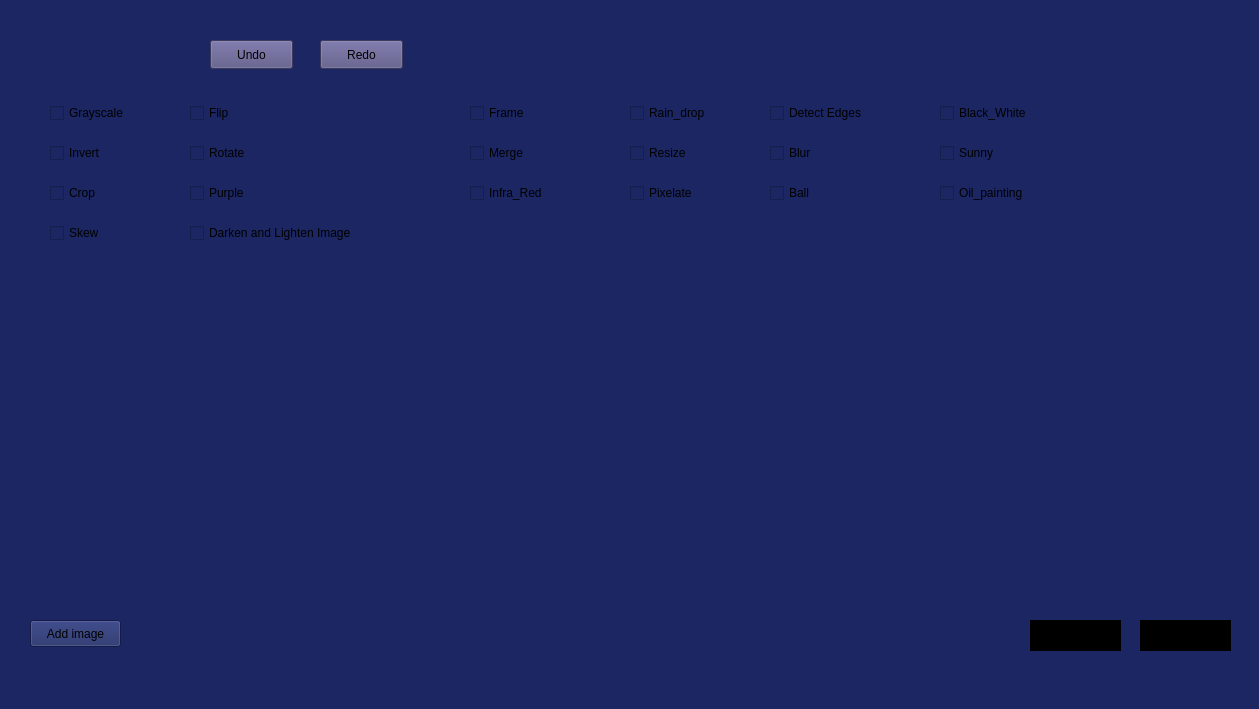
Above: demo_photoshop/demo_photoshop.ui from mohamedahmed2005/Demo_photoshop-GUI before the change. Below: the same form after it.
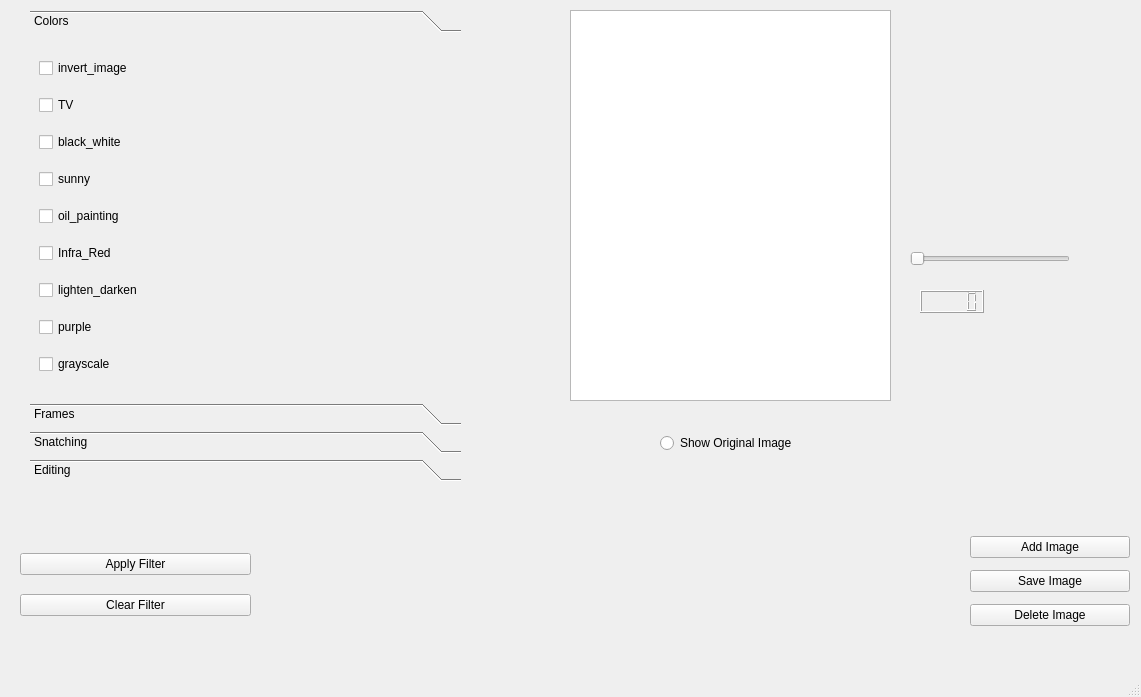
That is the form after the change.

What changed in the file:
```diff
--- a/demo_photoshop/demo_photoshop.ui
+++ b/demo_photoshop/demo_photoshop.ui
@@ -6,8 +6,8 @@
    <rect>
     <x>0</x>
     <y>0</y>
-    <width>1259</width>
-    <height>709</height>
+    <width>1141</width>
+    <height>697</height>
    </rect>
   </property>
   <property name="cursor">
@@ -16,9 +16,23 @@
   <property name="windowTitle">
    <string>demo_photoshop</string>
   </property>
+  <property name="statusTip">
+   <string>hi</string>
+  </property>
+  <property name="whatsThis">
+   <string>hii</string>
+  </property>
+  <property name="accessibleName">
+   <string>hii</string>
+  </property>
+  <property name="layoutDirection">
+   <enum>Qt::LayoutDirection::LeftToRight</enum>
+  </property>
+  <property name="autoFillBackground">
+   <bool>false</bool>
+  </property>
   <property name="styleSheet">
-   <string notr="true">background-color: rgb(27, 38, 98);
-</string>
+   <string notr="true"/>
   </property>
   <property name="toolButtonStyle">
    <enum>Qt::ToolButtonStyle::ToolButtonFollowStyle</enum>
@@ -27,61 +41,17 @@
    <bool>true</bool>
   </property>
   <property name="tabShape">
-   <enum>QTabWidget::TabShape::Triangular</enum>
+   <enum>QTabWidget::TabShape::Rounded</enum>
   </property>
   <widget class="QWidget" name="centralwidget">
-   <widget class="QToolButton" name="toolButton">
-    <property name="enabled">
-     <bool>true</bool>
-    </property>
-    <property name="geometry">
-     <rect>
-      <x>1140</x>
-      <y>620</y>
-      <width>91</width>
-      <height>31</height>
-     </rect>
-    </property>
-    <property name="autoFillBackground">
-     <bool>false</bool>
-    </property>
-    <property name="styleSheet">
-     <string notr="true">background-color: rgb(0, 0, 255);
-background-color: rgb(0, 0, 0);</string>
-    </property>
-    <property name="text">
-     <string>Apply</string>
-    </property>
-    <property name="checkable">
-     <bool>false</bool>
-    </property>
-    <property name="checked">
-     <bool>false</bool>
-    </property>
-    <property name="autoExclusive">
-     <bool>false</bool>
-    </property>
-    <property name="autoRepeatInterval">
-     <number>300</number>
-    </property>
-    <property name="popupMode">
-     <enum>QToolButton::ToolButtonPopupMode::DelayedPopup</enum>
-    </property>
-    <property name="toolButtonStyle">
-     <enum>Qt::ToolButtonStyle::ToolButtonFollowStyle</enum>
-    </property>
-    <property name="autoRaise">
-     <bool>true</bool>
-    </property>
-   </widget>
    <widget class="QToolButton" name="toolButton_2">
     <property name="enabled">
      <bool>true</bool>
     </property>
     <property name="geometry">
      <rect>
-      <x>1030</x>
-      <y>620</y>
+      <x>610</x>
+      <y>840</y>
       <width>91</width>
       <height>31</height>
      </rect>
@@ -94,7 +64,7 @@
 background-color: rgb(0, 0, 0);</string>
     </property>
     <property name="text">
-     <string>Cancel</string>
+     <string>Save Image</string>
     </property>
     <property name="checkable">
      <bool>false</bool>
@@ -118,311 +88,538 @@
      <bool>true</bool>
     </property>
    </widget>
-   <widget class="QPushButton" name="pushButton">
-    <property name="geometry">
-     <rect>
-      <x>210</x>
-      <y>40</y>
-      <width>83</width>
-      <height>29</height>
-     </rect>
+   <widget class="QToolButton" name="toolButton_5">
+    <property name="enabled">
+     <bool>true</bool>
     </property>
-    <property name="styleSheet">
-     <string notr="true">background-color: rgb(85, 170, 127);
-background-color: rgb(84, 80, 129);</string>
-    </property>
-    <property name="text">
-     <string>Undo</string>
-    </property>
-   </widget>
-   <widget class="QPushButton" name="pushButton_2">
     <property name="geometry">
      <rect>
-      <x>320</x>
-      <y>40</y>
-      <width>83</width>
-      <height>29</height>
+      <x>720</x>
+      <y>840</y>
+      <width>100</width>
+      <height>31</height>
      </rect>
     </property>
     <property name="styleSheet">
-     <string notr="true">background-color: rgb(84, 80, 129);</string>
+     <string notr="true">background-color: rgb(0, 0, 255);
+background-color: rgb(0, 0, 0);</string>
     </property>
     <property name="text">
-     <string>Redo</string>
+     <string>Delete Image</string>
     </property>
-   </widget>
-   <widget class="QCheckBox" name="checkBox">
-    <property name="geometry">
-     <rect>
-      <x>50</x>
-      <y>100</y>
-      <width>92</width>
-      <height>26</height>
-     </rect>
+    <property name="checkable">
+     <bool>false</bool>
     </property>
-    <property name="text">
-     <string>Grayscale</string>
+    <property name="checked">
+     <bool>false</bool>
     </property>
-   </widget>
-   <widget class="QCheckBox" name="checkBox_2">
-    <property name="geometry">
-     <rect>
-      <x>940</x>
-      <y>100</y>
-      <width>111</width>
-      <height>26</height>
-     </rect>
+    <property name="autoExclusive">
+     <bool>false</bool>
     </property>
-    <property name="text">
-     <string>Black_White</string>
+    <property name="autoRepeatInterval">
+     <number>300</number>
     </property>
-   </widget>
-   <widget class="QCheckBox" name="checkBox_3">
-    <property name="geometry">
-     <rect>
-      <x>50</x>
-      <y>140</y>
-      <width>93</width>
-      <height>26</height>
-     </rect>
+    <property name="popupMode">
+     <enum>QToolButton::ToolButtonPopupMode::DelayedPopup</enum>
     </property>
-    <property name="text">
-     <string>Invert</string>
+    <property name="toolButtonStyle">
+     <enum>Qt::ToolButtonStyle::ToolButtonFollowStyle</enum>
     </property>
-   </widget>
-   <widget class="QCheckBox" name="checkBox_4">
-    <property name="geometry">
-     <rect>
-      <x>470</x>
-      <y>140</y>
-      <width>93</width>
-      <height>26</height>
-     </rect>
+    <property name="autoRaise">
+     <bool>true</bool>
     </property>
-    <property name="text">
-     <string>Merge</string>
-    </property>
    </widget>
-   <widget class="QCheckBox" name="checkBox_5">
-    <property name="geometry">
-     <rect>
-      <x>190</x>
-      <y>100</y>
-      <width>93</width>
-      <height>26</height>
-     </rect>
+   <widget class="QToolButton" name="toolButton_4">
+    <property name="enabled">
+     <bool>true</bool>
     </property>
-    <property name="text">
-     <string>Flip</string>
-    </property>
-   </widget>
-   <widget class="QCheckBox" name="checkBox_6">
     <property name="geometry">
      <rect>
-      <x>190</x>
-      <y>140</y>
-      <width>93</width>
-      <height>26</height>
+      <x>1600</x>
+      <y>850</y>
+      <width>91</width>
+      <height>31</height>
      </rect>
     </property>
-    <property name="text">
-     <string>Rotate</string>
+    <property name="autoFillBackground">
+     <bool>false</bool>
     </property>
-   </widget>
-   <widget class="QCheckBox" name="checkBox_7">
-    <property name="geometry">
-     <rect>
-      <x>190</x>
-      <y>220</y>
-      <width>241</width>
-      <height>26</height>
-     </rect>
+    <property name="styleSheet">
+     <string notr="true">background-color: rgb(0, 0, 255);
+background-color: rgb(0, 0, 0);</string>
     </property>
     <property name="text">
-     <string>Darken and Lighten Image</string>
+     <string>Clear Filters</string>
     </property>
-   </widget>
-   <widget class="QCheckBox" name="checkBox_8">
-    <property name="geometry">
-     <rect>
-      <x>50</x>
-      <y>180</y>
-      <width>93</width>
-      <height>26</height>
-     </rect>
+    <property name="checkable">
+     <bool>false</bool>
     </property>
-    <property name="text">
-     <string>Crop</string>
+    <property name="checked">
+     <bool>false</bool>
     </property>
-   </widget>
-   <widget class="QCheckBox" name="checkBox_9">
-    <property name="geometry">
-     <rect>
-      <x>470</x>
-      <y>100</y>
-      <width>93</width>
-      <height>26</height>
-     </rect>
+    <property name="autoExclusive">
+     <bool>false</bool>
     </property>
-    <property name="text">
-     <string>Frame</string>
+    <property name="autoRepeatInterval">
+     <number>300</number>
     </property>
-   </widget>
-   <widget class="QCheckBox" name="checkBox_10">
-    <property name="geometry">
-     <rect>
-      <x>770</x>
-      <y>100</y>
-      <width>117</width>
-      <height>26</height>
-     </rect>
+    <property name="popupMode">
+     <enum>QToolButton::ToolButtonPopupMode::DelayedPopup</enum>
     </property>
-    <property name="text">
-     <string>Detect Edges</string>
+    <property name="toolButtonStyle">
+     <enum>Qt::ToolButtonStyle::ToolButtonFollowStyle</enum>
     </property>
-   </widget>
-   <widget class="QCheckBox" name="checkBox_11">
-    <property name="geometry">
-     <rect>
-      <x>630</x>
-      <y>140</y>
-      <width>71</width>
-      <height>26</height>
-     </rect>
+    <property name="autoRaise">
+     <bool>true</bool>
     </property>
-    <property name="text">
-     <string>Resize</string>
-    </property>
    </widget>
-   <widget class="QCheckBox" name="checkBox_12">
-    <property name="geometry">
-     <rect>
-      <x>770</x>
-      <y>140</y>
-      <width>93</width>
-      <height>26</height>
-     </rect>
+   <widget class="QToolButton" name="toolButton_6">
+    <property name="enabled">
+     <bool>true</bool>
     </property>
-    <property name="text">
-     <string>Blur</string>
-    </property>
-   </widget>
-   <widget class="QCheckBox" name="checkBox_13">
     <property name="geometry">
      <rect>
-      <x>190</x>
-      <y>180</y>
-      <width>111</width>
-      <height>26</height>
-     </rect>
-    </property>
-    <property name="text">
-     <string>Purple</string>
-    </property>
-   </widget>
-   <widget class="QCheckBox" name="checkBox_14">
-    <property name="geometry">
-     <rect>
-      <x>470</x>
-      <y>180</y>
-      <width>111</width>
-      <height>26</height>
-     </rect>
-    </property>
-    <property name="text">
-     <string>Infra_Red</string>
-    </property>
-   </widget>
-   <widget class="QCheckBox" name="checkBox_15">
-    <property name="geometry">
-     <rect>
-      <x>940</x>
-      <y>140</y>
-      <width>111</width>
-      <height>26</height>
-     </rect>
-    </property>
-    <property name="text">
-     <string>Sunny</string>
-    </property>
-   </widget>
-   <widget class="QCheckBox" name="checkBox_16">
-    <property name="geometry">
-     <rect>
-      <x>940</x>
-      <y>180</y>
-      <width>111</width>
-      <height>26</height>
-     </rect>
-    </property>
-    <property name="text">
-     <string>Oil_painting</string>
-    </property>
-   </widget>
-   <widget class="QCheckBox" name="checkBox_17">
-    <property name="geometry">
-     <rect>
-      <x>770</x>
-      <y>180</y>
-      <width>111</width>
-      <height>26</height>
-     </rect>
-    </property>
-    <property name="text">
-     <string>Ball</string>
-    </property>
-   </widget>
-   <widget class="QCheckBox" name="checkBox_18">
-    <property name="geometry">
-     <rect>
-      <x>630</x>
-      <y>180</y>
-      <width>111</width>
-      <height>26</height>
-     </rect>
-    </property>
-    <property name="text">
-     <string>Pixelate</string>
-    </property>
-   </widget>
-   <widget class="QCheckBox" name="checkBox_19">
-    <property name="geometry">
-     <rect>
-      <x>630</x>
-      <y>100</y>
-      <width>111</width>
-      <height>26</height>
-     </rect>
-    </property>
-    <property name="text">
-     <string>Rain_drop</string>
-    </property>
-   </widget>
-   <widget class="QCheckBox" name="checkBox_20">
-    <property name="geometry">
-     <rect>
-      <x>50</x>
-      <y>220</y>
-      <width>111</width>
-      <height>26</height>
-     </rect>
-    </property>
-    <property name="text">
-     <string>Skew</string>
-    </property>
-   </widget>
-   <widget class="QToolButton" name="toolButton_3">
-    <property name="geometry">
-     <rect>
-      <x>30</x>
-      <y>620</y>
-      <width>91</width>
+      <x>490</x>
+      <y>840</y>
+      <width>90</width>
       <height>27</height>
      </rect>
     </property>
     <property name="text">
-     <string>Add image</string>
+     <string>Add Image</string>
     </property>
+    <property name="checkable">
+     <bool>false</bool>
+    </property>
+    <property name="checked">
+     <bool>false</bool>
+    </property>
+    <property name="autoExclusive">
+     <bool>false</bool>
+    </property>
+    <property name="autoRepeatInterval">
+     <number>300</number>
+    </property>
+    <property name="popupMode">
+     <enum>QToolButton::ToolButtonPopupMode::DelayedPopup</enum>
+    </property>
+    <property name="toolButtonStyle">
+     <enum>Qt::ToolButtonStyle::ToolButtonFollowStyle</enum>
+    </property>
+    <property name="autoRaise">
+     <bool>true</bool>
+    </property>
+   </widget>
+   <widget class="QToolButton" name="toolButton">
+    <property name="enabled">
+     <bool>true</bool>
+    </property>
+    <property name="geometry">
+     <rect>
+      <x>1460</x>
+      <y>850</y>
+      <width>91</width>
+      <height>31</height>
+     </rect>
+    </property>
+    <property name="autoFillBackground">
+     <bool>false</bool>
+    </property>
+    <property name="styleSheet">
+     <string notr="true">background-color: rgb(0, 0, 255);
+background-color: rgb(0, 0, 0);</string>
+    </property>
+    <property name="text">
+     <string>Apply Filter</string>
+    </property>
+    <property name="checkable">
+     <bool>false</bool>
+    </property>
+    <property name="checked">
+     <bool>false</bool>
+    </property>
+    <property name="autoExclusive">
+     <bool>false</bool>
+    </property>
+    <property name="autoRepeatInterval">
+     <number>300</number>
+    </property>
+    <property name="popupMode">
+     <enum>QToolButton::ToolButtonPopupMode::DelayedPopup</enum>
+    </property>
+    <property name="toolButtonStyle">
+     <enum>Qt::ToolButtonStyle::ToolButtonFollowStyle</enum>
+    </property>
+    <property name="autoRaise">
+     <bool>true</bool>
+    </property>
+   </widget>
+   <widget class="QWidget" name="verticalLayoutWidget">
+    <property name="geometry">
+     <rect>
+      <x>20</x>
+      <y>540</y>
+      <width>231</width>
+      <height>91</height>
+     </rect>
+    </property>
+    <layout class="QVBoxLayout" name="verticalLayout">
+     <item>
+      <widget class="QPushButton" name="pushButton">
+       <property name="text">
+        <string>Apply Filter</string>
+       </property>
+      </widget>
+     </item>
+     <item>
+      <widget class="QPushButton" name="pushButton_3">
+       <property name="text">
+        <string>Clear Filter</string>
+       </property>
+      </widget>
+     </item>
+    </layout>
+   </widget>
+   <widget class="QWidget" name="verticalLayoutWidget_2">
+    <property name="geometry">
+     <rect>
+      <x>970</x>
+      <y>530</y>
+      <width>160</width>
+      <height>103</height>
+     </rect>
+    </property>
+    <layout class="QVBoxLayout" name="verticalLayout_2">
+     <item>
+      <widget class="QPushButton" name="pushButton_2">
+       <property name="text">
+        <string>Add Image</string>
+       </property>
+      </widget>
+     </item>
+     <item>
+      <widget class="QPushButton" name="pushButton_5">
+       <property name="text">
+        <string>Save Image</string>
+       </property>
+      </widget>
+     </item>
+     <item>
+      <widget class="QPushButton" name="pushButton_4">
+       <property name="text">
+        <string>Delete Image</string>
+       </property>
+      </widget>
+     </item>
+    </layout>
+   </widget>
+   <widget class="QTreeView" name="treeView_2">
+    <property name="geometry">
+     <rect>
+      <x>570</x>
+      <y>10</y>
+      <width>321</width>
+      <height>391</height>
+     </rect>
+    </property>
+   </widget>
+   <widget class="QRadioButton" name="radioButton">
+    <property name="geometry">
+     <rect>
+      <x>660</x>
+      <y>430</y>
+      <width>181</width>
+      <height>26</height>
+     </rect>
+    </property>
+    <property name="text">
+     <string>Show Original Image</string>
+    </property>
+   </widget>
+   <widget class="QSlider" name="horizontalSlider">
+    <property name="geometry">
+     <rect>
+      <x>910</x>
+      <y>250</y>
+      <width>160</width>
+      <height>18</height>
+     </rect>
+    </property>
+    <property name="orientation">
+     <enum>Qt::Orientation::Horizontal</enum>
+    </property>
+   </widget>
+   <widget class="QLCDNumber" name="lcdNumber">
+    <property name="geometry">
+     <rect>
+      <x>920</x>
+      <y>290</y>
+      <width>64</width>
+      <height>23</height>
+     </rect>
+    </property>
+   </widget>
+   <widget class="QToolBox" name="toolBox">
+    <property name="geometry">
+     <rect>
+      <x>30</x>
+      <y>10</y>
+      <width>431</width>
+      <height>471</height>
+     </rect>
+    </property>
+    <property name="currentIndex">
+     <number>0</number>
+    </property>
+    <widget class="QWidget" name="page">
+     <property name="geometry">
+      <rect>
+       <x>0</x>
+       <y>0</y>
+       <width>431</width>
+       <height>331</height>
+      </rect>
+     </property>
+     <attribute name="label">
+      <string>Colors</string>
+     </attribute>
+     <layout class="QGridLayout" name="gridLayout_3">
+      <item row="0" column="0">
+       <widget class="QCheckBox" name="checkBox_3">
+        <property name="text">
+         <string>invert_image</string>
+        </property>
+       </widget>
+      </item>
+      <item row="4" column="0">
+       <widget class="QCheckBox" name="checkBox_14">
+        <property name="text">
+         <string>sunny</string>
+        </property>
+       </widget>
+      </item>
+      <item row="5" column="0">
+       <widget class="QCheckBox" name="checkBox_15">
+        <property name="text">
+         <string>oil_painting</string>
+        </property>
+       </widget>
+      </item>
+      <item row="6" column="0">
+       <widget class="QCheckBox" name="checkBox_11">
+        <property name="text">
+         <string>Infra_Red</string>
+        </property>
+       </widget>
+      </item>
+      <item row="7" column="0">
+       <widget class="QCheckBox" name="checkBox_9">
+        <property name="text">
+         <string>lighten_darken</string>
+        </property>
+       </widget>
+      </item>
+      <item row="9" column="0">
+       <widget class="QCheckBox" name="checkBox_7">
+        <property name="text">
+         <string>grayscale</string>
+        </property>
+       </widget>
+      </item>
+      <item row="8" column="0">
+       <widget class="QCheckBox" name="checkBox">
+        <property name="text">
+         <string>purple</string>
+        </property>
+       </widget>
+      </item>
+      <item row="3" column="0">
+       <widget class="QCheckBox" name="checkBox_2">
+        <property name="text">
+         <string>black_white</string>
+        </property>
+       </widget>
+      </item>
+      <item row="1" column="0">
+       <widget class="QCheckBox" name="checkBox_16">
+        <property name="text">
+         <string>TV</string>
+        </property>
+       </widget>
+      </item>
+     </layout>
+    </widget>
+    <widget class="QWidget" name="page_2">
+     <property name="geometry">
+      <rect>
+       <x>0</x>
+       <y>0</y>
+       <width>213</width>
+       <height>81</height>
+      </rect>
+     </property>
+     <attribute name="label">
+      <string>Frames</string>
+     </attribute>
+     <layout class="QGridLayout" name="gridLayout_4">
+      <item row="0" column="0">
+       <widget class="QCheckBox" name="checkBox_19">
+        <property name="text">
+         <string>rotate_frame</string>
+        </property>
+       </widget>
+      </item>
+      <item row="0" column="1">
+       <widget class="QCheckBox" name="checkBox_10">
+        <property name="text">
+         <string>Frame</string>
+        </property>
+       </widget>
+      </item>
+      <item row="1" column="0">
+       <widget class="QCheckBox" name="checkBox_27">
+        <property name="text">
+         <string>Heart</string>
+        </property>
+       </widget>
+      </item>
+     </layout>
+    </widget>
+    <widget class="QWidget" name="page_5">
+     <property name="geometry">
+      <rect>
+       <x>0</x>
+       <y>0</y>
+       <width>249</width>
+       <height>213</height>
+      </rect>
+     </property>
+     <attribute name="label">
+      <string>Snatching</string>
+     </attribute>
+     <layout class="QGridLayout" name="gridLayout">
+      <item row="0" column="0">
+       <widget class="QCheckBox" name="checkBox_17">
+        <property name="text">
+         <string>Cardiod</string>
+        </property>
+       </widget>
+      </item>
+      <item row="0" column="1">
+       <widget class="QCheckBox" name="checkBox_21">
+        <property name="text">
+         <string>Wave</string>
+        </property>
+       </widget>
+      </item>
+      <item row="1" column="0">
+       <widget class="QCheckBox" name="checkBox_24">
+        <property name="text">
+         <string>Egg</string>
+        </property>
+       </widget>
+      </item>
+      <item row="1" column="1">
+       <widget class="QCheckBox" name="checkBox_18">
+        <property name="text">
+         <string>center_light</string>
+        </property>
+       </widget>
+      </item>
+      <item row="2" column="0">
+       <widget class="QCheckBox" name="checkBox_25">
+        <property name="text">
+         <string>Rain_drop</string>
+        </property>
+       </widget>
+      </item>
+      <item row="2" column="1">
+       <widget class="QCheckBox" name="checkBox_53">
+        <property name="text">
+         <string>rotate_camera</string>
+        </property>
+       </widget>
+      </item>
+      <item row="3" column="0">
+       <widget class="QCheckBox" name="checkBox_23">
+        <property name="text">
+         <string>Pixelate</string>
+        </property>
+       </widget>
+      </item>
+      <item row="4" column="0">
+       <widget class="QCheckBox" name="checkBox_26">
+        <property name="text">
+         <string>Skew</string>
+        </property>
+       </widget>
+      </item>
+      <item row="5" column="0">
+       <widget class="QCheckBox" name="checkBox_22">
+        <property name="text">
+         <string>Ball</string>
+        </property>
+       </widget>
+      </item>
+     </layout>
+    </widget>
+    <widget class="QWidget" name="page_3">
+     <property name="geometry">
+      <rect>
+       <x>0</x>
+       <y>0</y>
+       <width>257</width>
+       <height>147</height>
+      </rect>
+     </property>
+     <attribute name="label">
+      <string>Editing</string>
+     </attribute>
+     <layout class="QGridLayout" name="gridLayout_2">
+      <item row="0" column="0">
+       <widget class="QCheckBox" name="checkBox_8">
+        <property name="text">
+         <string>merge</string>
+        </property>
+       </widget>
+      </item>
+      <item row="0" column="1">
+       <widget class="QCheckBox" name="checkBox_5">
+        <property name="text">
+         <string>crop</string>
+        </property>
+       </widget>
+      </item>
+      <item row="1" column="0">
+       <widget class="QCheckBox" name="checkBox_13">
+        <property name="text">
+         <string>blur</string>
+        </property>
+       </widget>
+      </item>
+      <item row="1" column="1">
+       <widget class="QCheckBox" name="checkBox_6">
+        <property name="text">
+         <string>rotate_image</string>
+        </property>
+       </widget>
+      </item>
+      <item row="2" column="0">
+       <widget class="QCheckBox" name="checkBox_4">
+        <property name="text">
+         <string>flip</string>
+        </property>
+       </widget>
+      </item>
+      <item row="3" column="0">
+       <widget class="QCheckBox" name="checkBox_12">
+        <property name="text">
+         <string>detect_edge</string>
+        </property>
+       </widget>
+      </item>
+     </layout>
+    </widget>
    </widget>
   </widget>
   <widget class="QMenuBar" name="menubar">
```
Left out of the diff: 43 changed lines with no effect on the pictures.
